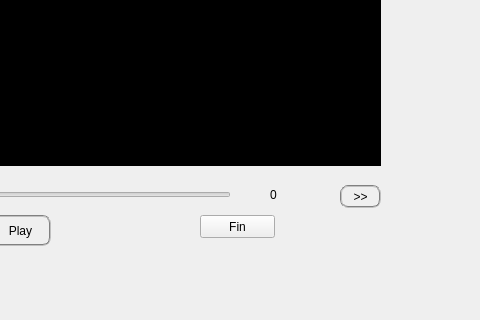
Before: the Qt Designer form decter/mainwindow.ui in bigflower123/PFE, drawn with Qt 5; both pictures show x 310 to 790 and y 291 to 611 of the 906 by 611 pixel window.
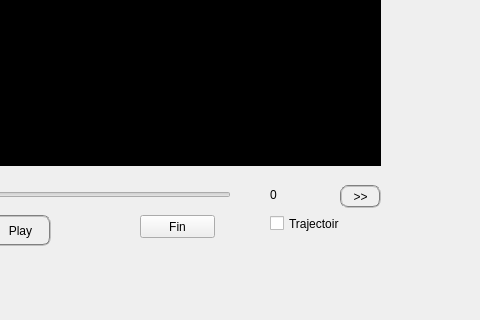
After: the same form once the commit is applied. Custom widgets are drawn as their Qt base class.

The edit to the form file:
```diff
--- a/decter/mainwindow.ui
+++ b/decter/mainwindow.ui
@@ -133,7 +133,7 @@
    <widget class="QPushButton" name="finButton">
     <property name="geometry">
      <rect>
-      <x>510</x>
+      <x>450</x>
       <y>470</y>
       <width>75</width>
       <height>23</height>
@@ -143,6 +143,19 @@
      <string>Fin</string>
     </property>
    </widget>
+   <widget class="QCheckBox" name="trajectoirecheckBox">
+    <property name="geometry">
+     <rect>
+      <x>580</x>
+      <y>470</y>
+      <width>70</width>
+      <height>17</height>
+     </rect>
+    </property>
+    <property name="text">
+     <string>Trajectoire</string>
+    </property>
+   </widget>
   </widget>
   <widget class="QMenuBar" name="menuBar">
    <property name="geometry">
```
